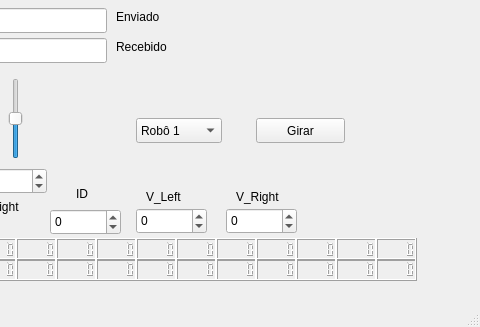
First picture: the form in mainwindow.ui, repository David1340/Comunicacao_LambeSujo, before the edit; both pictures show x 124 to 604 and y 149 to 476 of the 604 by 476 pixel window.
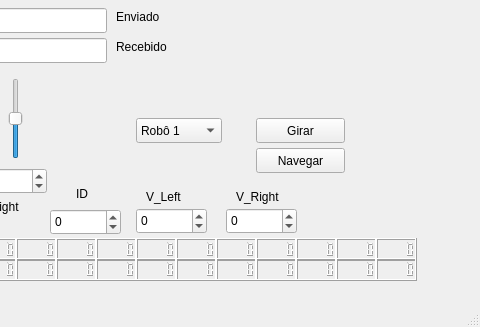
Second picture: the form after the edit.

Commit message: algumas atualizações na função girar e criação do botão navegar

Diff of the .ui file:
```diff
--- a/mainwindow.ui
+++ b/mainwindow.ui
@@ -631,6 +631,19 @@
      </rect>
     </property>
    </widget>
+   <widget class="QPushButton" name="navegar">
+    <property name="geometry">
+     <rect>
+      <x>380</x>
+      <y>280</y>
+      <width>89</width>
+      <height>25</height>
+     </rect>
+    </property>
+    <property name="text">
+     <string>Navegar</string>
+    </property>
+   </widget>
   </widget>
   <widget class="QMenuBar" name="menuBar">
    <property name="geometry">
```
The commit also changes 3 other files.
